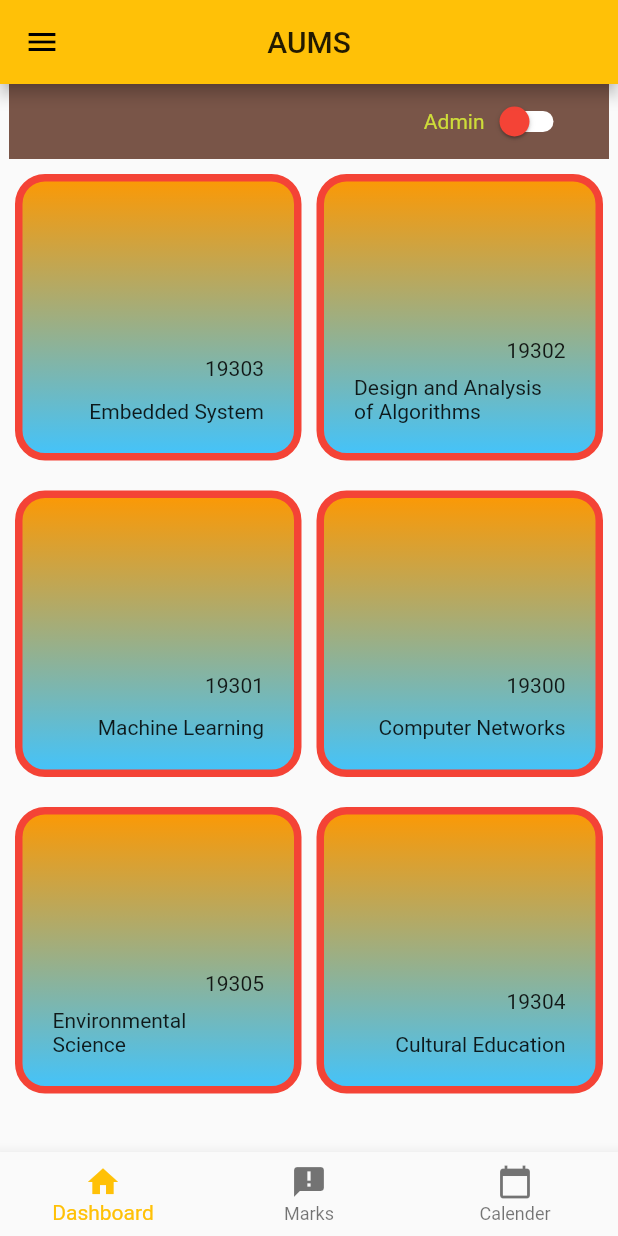
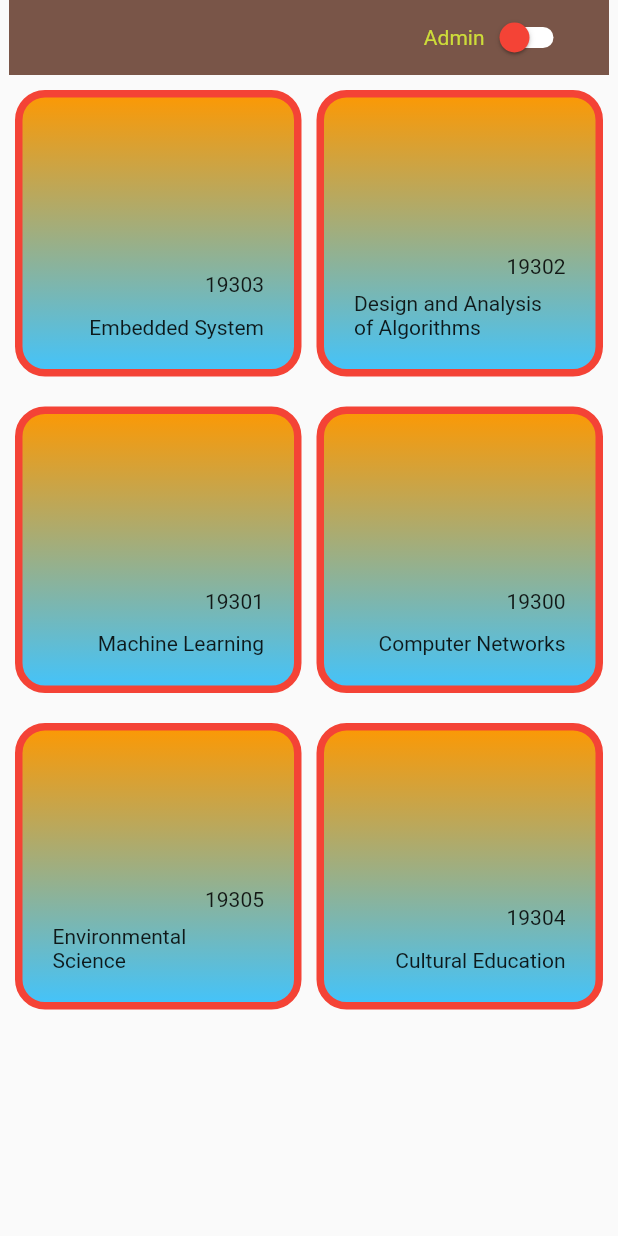
Before and after one commit to anand2k19/UniversityManagementSystem, a Flutter app: the HomePage widget shown alone on an empty page, opened directly, on a phone screen of 412 x 824 dp. Run offline on Flutter 3.47's test engine with Material 2 defaults, Android fonts, the light colour scheme and no system bars; our stand-ins replace table_calendar.

Commit message:
calendar page partially completed

```diff
--- a/lib/LogInPage/login_page.dart
+++ b/lib/LogInPage/login_page.dart
@@ -1,10 +1,12 @@
 import 'package:flutter/material.dart';
-import '../dashboardPage/home_page.dart';
+import '../dashboardPage/dashboard_page.dart';
 
 TextEditingController nameController = TextEditingController();
 TextEditingController passwordController = TextEditingController();
 
 class LogInPage extends StatelessWidget {
+  const LogInPage({Key? key}) : super(key: key);
+
   @override
   Widget build(BuildContext context) => Scaffold(
       appBar: AppBar(
@@ -59,7 +61,7 @@ class LogInPage extends StatelessWidget {
                       print(passwordController.text);
                       Navigator.push(
                         context,
-                        MaterialPageRoute(builder: (context) => HomePage()),
+                        MaterialPageRoute(builder: (context) => DashboardPage()),
                       );
                     },
                   )),
--- a/lib/dashboardPage/add_subject.dart
+++ b/lib/dashboardPage/add_subject.dart
@@ -1,4 +1,4 @@
-import './home_page.dart';
+import './dashboard_page.dart';
 import '../models/sub.dart';
 import 'package:flutter/material.dart';
 import '../dummy_data.dart';
--- a/lib/dashboardPage/home_page.dart
+++ b/lib/dashboardPage/home_page.dart
@@ -1,103 +1,28 @@
-import '../LogInPage/login_page.dart';
+import 'package:dashboard/subject_page/subjectpage_screens/subject_tabs_screen.dart';
 import 'package:flutter/material.dart';
 
-import '../subject_page/subjectpage_screens/subject_tabs_screen.dart';
 import '../dummy_data.dart';
 
+
 class HomePage extends StatefulWidget {
+  const HomePage({Key? key}) : super(key: key);
+
   @override
   _HomePageState createState() => _HomePageState();
 }
 
 class _HomePageState extends State<HomePage> {
-  int _currentIndex = 0;
 
   bool isSwitched = false;
   bool isButtonDisabled = true;
   var textValue = 'Switch is OFF';
 
-  Widget buildListTile(String title, BuildContext context) {
-    return Column(
-      children: [
-        ListTile(
-          onTap: () {},
-          title: Text(title),
-          trailing: const Icon(Icons.arrow_upward),
-        ),
-        const Divider(),
-      ],
-    );
-  }
+
+
 
   @override
   Widget build(BuildContext context) {
-    return Scaffold(
-      appBar: AppBar(
-        centerTitle: true,
-        title: const Text('AUMS'),
-        //actions: [
-        //     ToggleButtons(
-        //        children: [
-
-        //       ],
-        //       isSelected: _selections)
-        //   ],
-      ),
-      drawer: Drawer(
-          child: ListView(
-        children: [
-          const UserAccountsDrawerHeader(
-            accountName: Text("Ram V"),
-            accountEmail: Text("ram@gmail.com"),
-            currentAccountPicture: CircleAvatar(
-              backgroundColor: Colors.white,
-              child: Text("P"),
-            ),
-          ),
-          buildListTile("I1", context),
-          buildListTile("I2", context),
-          buildListTile("I3", context),
-          buildListTile("Settings", context),
-          ListTile(
-            title: const Text(
-              "Log Out",
-              style: TextStyle(color: Colors.red),
-            ),
-            trailing: Icon(Icons.arrow_upward),
-            onTap: () {
-              Navigator.pushAndRemoveUntil(
-                  context,
-                  MaterialPageRoute(
-                      builder: (BuildContext context) => LogInPage()),
-                  (route) => false);
-            },
-          ),
-          const Divider(),
-        ],
-      )),
-      bottomNavigationBar: BottomNavigationBar(
-        currentIndex: _currentIndex,
-        items: const <BottomNavigationBarItem>[
-          BottomNavigationBarItem(
-            icon: Icon(Icons.home),
-            label: 'Dashboard',
-          ),
-          BottomNavigationBarItem(
-            icon: Icon(Icons.announcement),
-            label: 'Marks',
-          ),
-          BottomNavigationBarItem(
-            icon: Icon(Icons.calendar_today),
-            label: 'Calender',
-          ),
-        ],
-        onTap: (index) {
-          setState(() {
-            _currentIndex = index;
-          });
-        },
-      ),
-      body: Column(
+    return Column(
       mainAxisAlignment: MainAxisAlignment.spaceBetween,
       children: <Widget>[
         Container(
@@ -205,8 +130,9 @@ class _HomePageState extends State<HomePage> {
           ),
         ),
       ],
-      ),
     );
+
+
   }
 
   void toggleSwitch(bool value) {
@@ -216,14 +142,18 @@ class _HomePageState extends State<HomePage> {
         isButtonDisabled = false;
         textValue = 'Switch Button is ON';
       });
-      print('Switch Button is ON');
+
     } else {
       setState(() {
         isSwitched = false;
         isButtonDisabled = true;
         textValue = 'Switch Button is OFF';
       });
-      print('Switch Button is OFF');
     }
   }
+
+
+
+
+
 }
--- a/pubspec.yaml
+++ b/pubspec.yaml
@@ -35,6 +35,7 @@ dependencies:
   # Use with the CupertinoIcons class for iOS style icons.
   cupertino_icons: ^1.0.2
   intl: ^0.17.0
+  table_calendar: ^3.0.2
 
 dev_dependencies:
   flutter_test:
```
Also changed, not shown: lib/dashboardPage/calender_view.dart (added, +76 -0 lines), lib/dashboardPage/dashboard_page.dart (added, +112 -0 lines), lib/dashboardPage/marks_view.dart (added, +16 -0 lines). Lines whose indentation alone changed are shown as unchanged.
